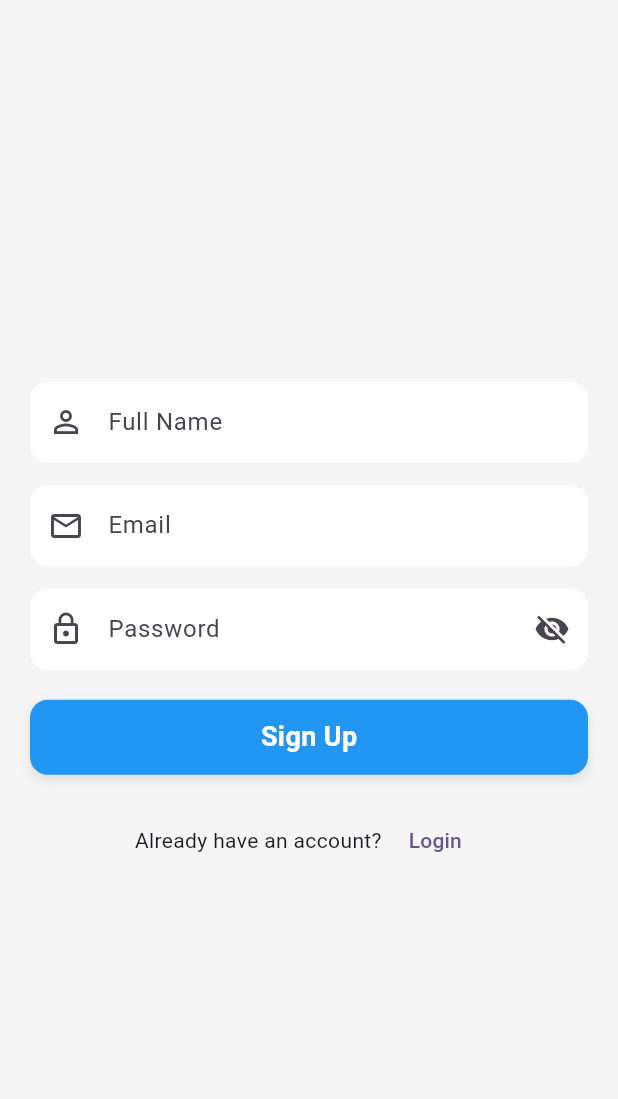
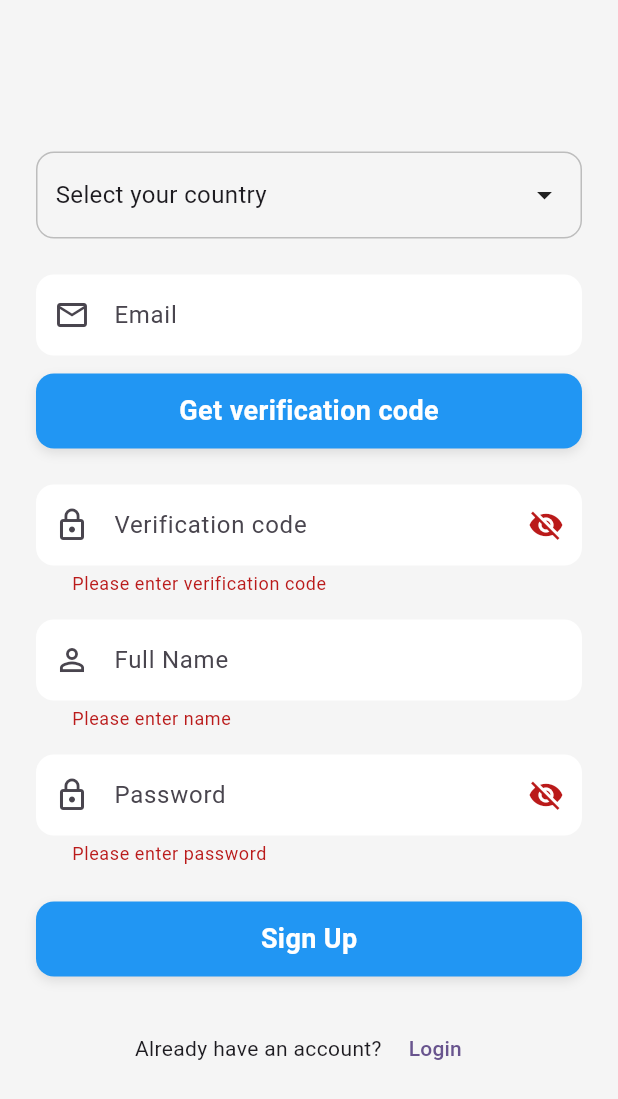
Before and after one commit to mehboobwaqar/tuya_authantication, a Flutter app: the SignupScreen screen opened directly, after a tap on "Sign Up", on a phone screen of 412 x 824 dp. Shown: the top 1099 px of the screen. Run offline on Flutter 3.47's test engine with Material 3 defaults, Android fonts, the phone set to English and light mode, and no system bars; our stand-ins replace country_picker.

Commit message:
send code to email done

```diff
--- /dev/null
+++ b/lib/channels/channels.dart
@@ -0,0 +1,25 @@
+import 'package:flutter/services.dart';
+
+class Channels {
+
+  static const platform = MethodChannel("com.iot.basic.channel");
+
+  static Future<void> getVerifactionCode(Map<String, dynamic> data) async{
+
+    try{
+      final result = await platform.invokeMethod('getVerificationCode', data);
+      print(result);
+    } on PlatformException catch(e){
+      print({"error": "Failed to get data from native code: '${e.message}'."});
+    }
+  }
+  static Future<void> signupWithVerificationCode(Map<String, dynamic> data) async {
+
+    try {
+      final result = await platform.invokeMethod('signupWithVerificationCode', data);
+      print(result);
+    } on PlatformException catch (e) {
+      print({"error": "Failed to get data from native code: '${e.message}'."});
+    }
+  }
+}
--- a/lib/ui/authantication/signup_screen.dart
+++ b/lib/ui/authantication/signup_screen.dart
@@ -1,10 +1,11 @@
-// ignore_for_file: unused_field
-
-import 'dart:io';
-
 import 'package:flutter/material.dart';
+import 'package:iot_basic/channels/channels.dart';
+import 'package:iot_basic/ui/authantication/login_screen.dart';
+import 'package:iot_basic/utils/utils.dart';
+import 'package:iot_basic/widget/country_picker.dart';
 import 'package:iot_basic/widget/input_field.dart';
 import 'package:iot_basic/widget/rounded_button.dart';
+import 'package:country_picker/country_picker.dart';
 
 class SignupScreen extends StatefulWidget {
   const SignupScreen({super.key});
@@ -15,100 +16,157 @@ class SignupScreen extends StatefulWidget {
 
 class _SignupScreenState extends State<SignupScreen> {
   final _formKey = GlobalKey<FormState>();
-  var _nameText = '';
-  var _emailText = '';
-  var _passwordText = '';
-  File? _selectedImage;
+
+  final TextEditingController _emailController = TextEditingController();
+  final TextEditingController _verificationController = TextEditingController();
+  final TextEditingController _nameController = TextEditingController();
+  final TextEditingController _passwordController = TextEditingController();
+
+  Country? _selectedCountry;
   bool _isUploading = false;
+
+  @override
+  void dispose() {
+    _emailController.dispose();
+    _verificationController.dispose();
+    _nameController.dispose();
+    _passwordController.dispose();
+    super.dispose();
+  }
+
+  void _getVerifactionCode() {
+    final email = _emailController.text.trim();
+
+    if (_selectedCountry == null) {
+      Utils.snackBar('Please select your country', context);
+      return;
+    }
+
+    if (email.isEmpty || !RegExp(r"^[\w-\.]+@([\w-]+\.)+[\w-]{2,4}$").hasMatch(email)) {
+      Utils.snackBar('Enter a valid email', context);
+      return;
+    }
+
+    Channels.getVerifactionCode({
+      "email": email,
+      "country": _selectedCountry!.name,
+      "countryCode": _selectedCountry!.phoneCode,
+    });
+    Utils.snackBar('Verification code requested', context);
+  }
+
+  void _onSubmitted() {
+    if (_formKey.currentState!.validate()) {
+      if (_selectedCountry == null) {
+        Utils.snackBar('Please select your country', context);
+        return;
+      }
+
+      final email = _emailController.text.trim();
+      final password = _passwordController.text.trim();
+      final name = _nameController.text.trim();
+      final code = _verificationController.text.trim();
+
+      print("Signup Data: $email, $name, $password, $code");
+      // Call your signup API here
+    }
+  }
 
   @override
   Widget build(BuildContext context) {
     return Scaffold(
       backgroundColor: Colors.grey[100],
       body: Center(
-
         child: SingleChildScrollView(
-      padding: const EdgeInsets.all(20),
+          padding: const EdgeInsets.symmetric(horizontal: 24, vertical: 40),
           child: Form(
             key: _formKey,
             child: Column(
-          mainAxisAlignment: MainAxisAlignment.center,
+              crossAxisAlignment: CrossAxisAlignment.stretch,
               children: [
+                // Country picker
+                CountryPickerWidget(
+                  onCountrySelected: (country) {
+                    _selectedCountry = country;
+                  },
+                ),
+                const SizedBox(height: 24),
 
-            const SizedBox(height: 15),
+                // Email + Get verification code (grouped)
                 InputField(
+                  controller: _emailController,
+                  prefixIcon: Icons.email_outlined,
+                  hintText: "Email",
+                ),
+                const SizedBox(height: 12),
+                RoundedButton(
+                  lable: 'Get verification code',
+                  onTap: _getVerifactionCode,
+                ),
+                const SizedBox(height: 24),
+
+                // Verification code
+                InputField(
+                  controller: _verificationController,
+                  prefixIcon: Icons.lock_outline,
+                  hintText: "Verification code",
+                  obscureText: true,
+                  validator: (value) {
+                    if (value == null || value.isEmpty) return 'Please enter verification code';
+                    return null;
+                  },
+                ),
+                const SizedBox(height: 16),
+
+                // Full name
+                InputField(
+                  controller: _nameController,
                   prefixIcon: Icons.person_outline,
                   hintText: "Full Name",
                   validator: (value) {
-                    if(value == null || value.isEmpty){
-                      return 'please enter name';
-                    }
+                    if (value == null || value.isEmpty) return 'Please enter name';
                     return null;
                   },
-                   onSaved: (value){
-                    _nameText = value!;
-                  },
                 ),
-            const SizedBox(height: 15),
+                const SizedBox(height: 16),
 
+                // Password
                 InputField(
-              prefixIcon: Icons.email_outlined,
-              hintText: "Email",
-               validator: (value) {
-                    if(value == null || value.isEmpty){
-                      return 'please enter email';
-                    }
-                    if(!value.contains('@')){
-                      return 'please enter valid email';
-                    }
-                    return null;
-                  },
-                  onSaved: (value){
-                    _emailText = value!;
-                  },
-            ),
-            const SizedBox(height: 15),
-
-            InputField(
+                  controller: _passwordController,
                   prefixIcon: Icons.lock_outline,
                   hintText: "Password",
                   obscureText: true,
                   validator: (value) {
-                    if(value == null || value.isEmpty){
-                      return 'please enter password';
-                    }
-                    if(value.length < 6){
-                      return 'please enter 6 digit password';
-                    }
+                    if (value == null || value.isEmpty) return 'Please enter password';
+                    if (value.length < 6) return 'Password must be at least 6 characters';
                     return null;
                   },
-                   onSaved: (value){
-                    _passwordText = value!;
-                  },
                 ),
-            const SizedBox(height: 20),
+                const SizedBox(height: 24),
 
+                // Sign Up button
                 RoundedButton(
                   isUploading: _isUploading,
                   lable: 'Sign Up',
-              onTap: (){},
+                  onTap: _onSubmitted,
                 ),
+                const SizedBox(height: 24),
 
-            const SizedBox(height: 20),
-
+                // Login link
                 Row(
                   mainAxisAlignment: MainAxisAlignment.center,
                   children: [
-
-                Text("Already have an account? "),
+                    const Text("Already have an account? "),
                     TextButton(
                       onPressed: () {
-                    Navigator.of(context).pop();
+                        Navigator.of(context).push(
+                          MaterialPageRoute(builder: (context) => const LoginScreen()),
+                        );
                       },
                       child: const Text("Login"),
                     ),
                   ],
-            )
+                ),
               ],
             ),
           ),
--- /dev/null
+++ b/lib/widget/country_picker.dart
@@ -0,0 +1,53 @@
+import 'package:flutter/material.dart';
+import 'package:country_picker/country_picker.dart';
+
+class CountryPickerWidget extends StatefulWidget {
+  final Function(Country) onCountrySelected;
+
+  const CountryPickerWidget({super.key, required this.onCountrySelected});
+
+  @override
+  State<CountryPickerWidget> createState() => _CountryPickerWidgetState();
+}
+
+class _CountryPickerWidgetState extends State<CountryPickerWidget> {
+  Country? _selectedCountry;
+
+  @override
+  Widget build(BuildContext context) {
+    return GestureDetector(
+      onTap: () {
+        showCountryPicker(
+          context: context,
+          showPhoneCode: true,
+          onSelect: (Country country) {
+            setState(() {
+              _selectedCountry = country;
+            });
+
+            widget.onCountrySelected(country);
+          },
+        );
+      },
+      child: Container(
+        padding: const EdgeInsets.symmetric(horizontal: 12, vertical: 16),
+        decoration: BoxDecoration(
+          border: Border.all(color: Colors.grey.shade400),
+          borderRadius: BorderRadius.circular(12),
+        ),
+        child: Row(
+          mainAxisAlignment: MainAxisAlignment.spaceBetween,
+          children: [
+            Text(
+              _selectedCountry != null
+                  ? '${_selectedCountry!.flagEmoji} +${_selectedCountry!.phoneCode} ${_selectedCountry!.name}'
+                  : 'Select your country',
+              style: const TextStyle(fontSize: 16),
+            ),
+            const Icon(Icons.arrow_drop_down),
+          ],
+        ),
+      ),
+    );
+  }
+}
--- a/lib/widget/input_field.dart
+++ b/lib/widget/input_field.dart
@@ -5,13 +5,13 @@ class InputField extends StatefulWidget {
   final IconData? prefixIcon;
   final bool obscureText;
   final String? Function(String?)? validator;
-  final void Function(String?)? onSaved;
+  final TextEditingController? controller;
 
   const InputField({
     super.key,
     this.hintText,
     this.prefixIcon,
-    this.onSaved,
+    this.controller,
     this.obscureText = false,
     this.validator,
   });
@@ -34,7 +34,7 @@ class _InputFieldState extends State<InputField> {
     return TextFormField(
       obscureText: _isObscure,
       validator: widget.validator,
-      onSaved: widget.onSaved,
+      controller: widget.controller,
       decoration: InputDecoration(
         prefixIcon: widget.prefixIcon != null ? Icon(widget.prefixIcon) : null,
         hintText: widget.hintText,
--- a/pubspec.yaml
+++ b/pubspec.yaml
@@ -34,6 +34,7 @@ dependencies:
   # The following adds the Cupertino Icons font to your application.
   # Use with the CupertinoIcons class for iOS style icons.
   cupertino_icons: ^1.0.8
+  country_picker: ^2.0.27
 
 dev_dependencies:
   flutter_test:
```
Also changed, not shown: lib/ui/authantication/login_screen.dart (+4 -6 lines), lib/utils/utils.dart (added, +53 -0 lines), pubspec.lock, 4 other files. Lines whose indentation alone changed are shown as unchanged.
